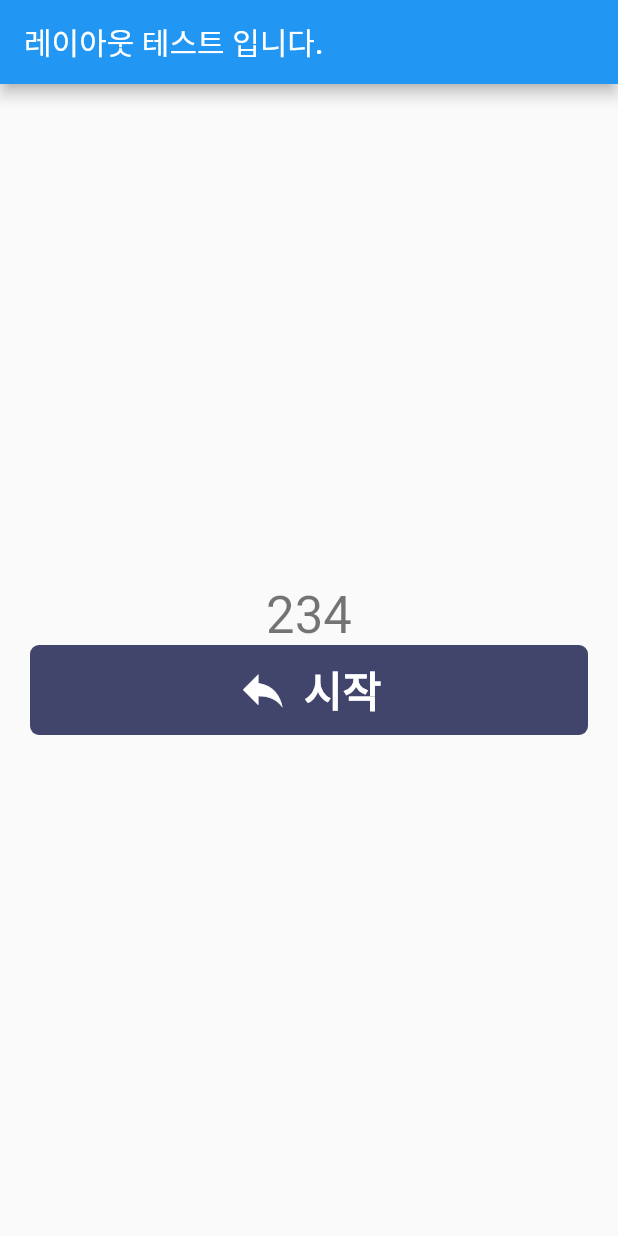
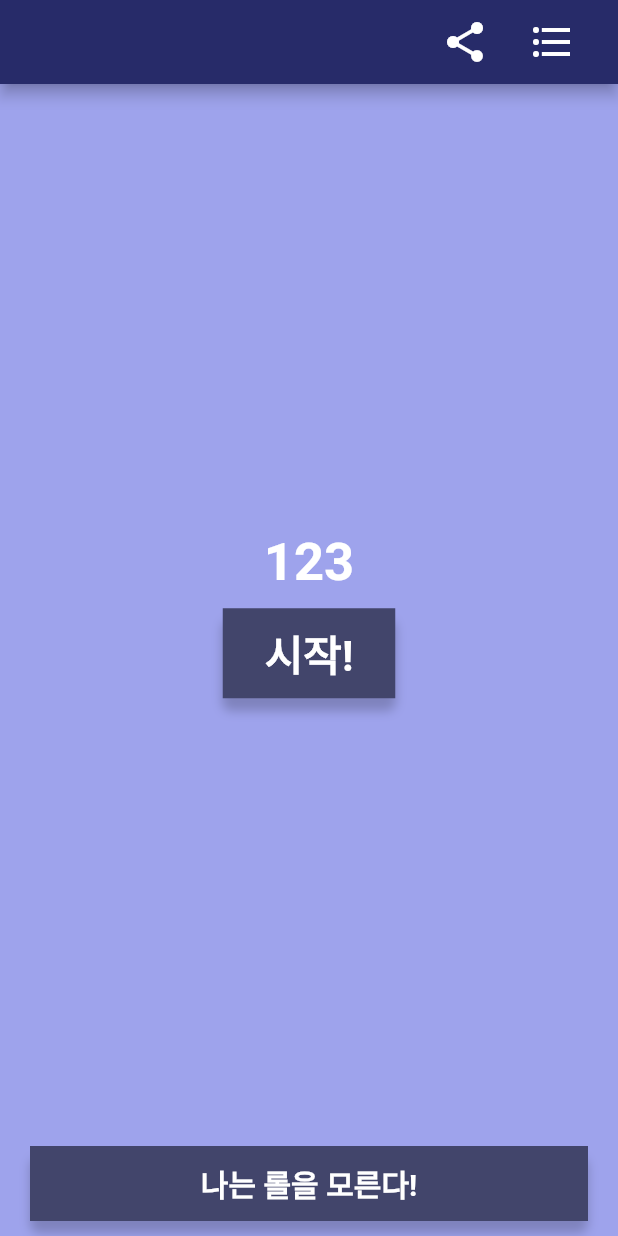
Before and after one commit to gns0170/flutter_app_7, a Flutter app: the screen it shows after launch, on a phone screen of 412 x 824 dp. Run offline on Flutter 3.47's test engine with Material 2 defaults, Android fonts, the phone set to English and light mode, and no system bars.

Commit message:
2nd, Widget button with InkWell

```diff
--- a/lib/main.dart
+++ b/lib/main.dart
@@ -1,5 +1,6 @@
 import 'package:flutter/material.dart';
 import './screens/home.dart';
+import './values/colors.dart' as custom_colors;
 
 void main() {
   runApp(const MyApp());
@@ -12,7 +13,14 @@ class MyApp extends StatelessWidget {
   Widget build(BuildContext context) {
     return MaterialApp(
       title: 'A',
-      theme: ThemeData(),
+      theme: ThemeData(
+        appBarTheme: const AppBarTheme(
+            color: custom_colors.primaryColor1,
+            actionsIconTheme: IconThemeData(
+              color: Colors.white,
+              size: 32,
+            )),
+      ),
       home: const Home(),
     );
   }
--- a/lib/screens/home.dart
+++ b/lib/screens/home.dart
@@ -1,7 +1,8 @@
 import 'package:flutter/material.dart';
 import '../widgets/layout.dart';
-import '../widgets/texts.dart';
 import '../widgets/button.dart';
+import '../values/colors.dart' as custom_color;
+import '../widgets/texts.dart' as custom_text;
 
 class Home extends StatefulWidget {
   const Home({Key? key}) : super(key: key);
@@ -15,14 +16,50 @@ class HomeState extends State<Home> {
   Widget build(BuildContext context) {
     return Scaffold(
       appBar: AppBar(
-        title: const Text('레이아웃 테스트 입니다.'),
+        actions: [
+          IconButton(
+            onPressed: () {},
+            splashRadius: 30,
+            icon: const Icon(Icons.share),
+          ),
+          const SizedBox(
+            width: 10,
+          ),
+          IconButton(
+              onPressed: () {},
+              splashRadius: 30,
+              icon: const Icon(Icons.format_list_bulleted)),
+          const SizedBox(
+            width: 20,
+          ),
+        ],
       ),
       body: centerColumn([
-        testText('234', context),
+        const Spacer(flex: 3),
+        const custom_text.TestQuestion(words: '123'),
+        const SizedBox(
+          height: 10,
+        ),
+        DarkButton(
+          onPressed: () {},
+          text: "시작!",
+          width: 115,
+          height: 60,
+        ),
+        const Spacer(flex: 3),
         const DarkButton(
-          text: "시작",
-          icon: Icons.reply,
+          text: "나는 롤을 모른다!",
+          height: 50,
+          fontStyle: TextStyle(
+            color: Colors.white,
+            fontSize: 20,
+            fontWeight: FontWeight.bold,
+          ),
+          icon: Icon(Icons.reply),
         ),
+        const SizedBox(
+          height: 10,
+        )
       ]),
     );
   }
--- a/lib/values/colors.dart
+++ b/lib/values/colors.dart
@@ -1,3 +1,7 @@
 import 'package:flutter/material.dart';
 
-const primaryColor = Color(0xff42456B);
+const primaryColor1 = Color(0xff272B69);
+const primaryColor2 = Color(0xff42456B);
+const primaryColor3 = Color(0xff454DB8);
+const primaryColor4 = Color(0xff5660E8);
+const primaryColor5 = Color(0xff9EA3EC);
--- a/lib/widgets/button.dart
+++ b/lib/widgets/button.dart
@@ -2,14 +2,46 @@ import 'package:flutter/material.dart';
 import '../values/colors.dart' as custom_color;
 
 class DarkButton extends StatefulWidget {
-  const DarkButton({Key? key, required this.text, this.icon}) : super(key: key);
+  const DarkButton(
+      {Key? key,
+      required this.text,
+      this.icon,
+      this.height,
+      this.width,
+      this.onPressed,
+      this.fontStyle})
+      : super(key: key);
   final String text;
   final dynamic icon;
+
+  final dynamic onPressed;
+  final dynamic width;
+  final dynamic height;
+
+  final dynamic fontStyle;
   @override
   _DarkButton createState() => _DarkButton();
 }
 
 class _DarkButton extends State<DarkButton> {
+  dynamic width;
+  dynamic height;
+
+  void size() {
+    if (widget.width is int) {
+      width = widget.width.toDouble();
+    } else {
+      width = widget.width is double
+          ? widget.width
+          : (MediaQuery.of(context).size.width - 40);
+    }
+    if (widget.height is int) {
+      height = widget.height.toDouble();
+    } else {
+      height = widget.height is double ? widget.height : 60.00;
+    }
+  }
+
   Widget iconSwitch() {
     if (widget.icon is IconData) {
       return Row(
@@ -26,14 +58,23 @@ class _DarkButton extends State<DarkButton> {
 
   @override
   Widget build(BuildContext context) {
-    return GestureDetector(
-      child: Container(
-        decoration: BoxDecoration(
-          borderRadius: BorderRadius.circular(6),
-          color: custom_color.primaryColor,
-        ),
-        height: 60,
-        width: MediaQuery.of(context).size.width - 40,
+    size();
+    return Container(
+      decoration:
+          BoxDecoration(borderRadius: BorderRadius.circular(6), boxShadow: [
+        BoxShadow(
+          color: Colors.black.withOpacity(0.2),
+          spreadRadius: 0,
+          blurRadius: 5,
+          offset: const Offset(0, 8),
+        )
+      ]),
+      height: height,
+      width: width,
+      child: Material(
+        color: custom_color.primaryColor2,
+        child: InkWell(
+          onTap: widget.onPressed,
           child: Center(
             child: Row(
               mainAxisAlignment: MainAxisAlignment.center,
@@ -42,7 +83,8 @@ class _DarkButton extends State<DarkButton> {
                 Text(
                   widget.text,
                   textAlign: TextAlign.center,
-                style: const TextStyle(
+                  style: widget.fontStyle ??
+                      const TextStyle(
                         color: Colors.white,
                         fontSize: 28.0,
                         fontWeight: FontWeight.w600,
@@ -52,6 +94,7 @@ class _DarkButton extends State<DarkButton> {
             ),
           ),
         ),
+      ),
     );
   }
 }
--- a/lib/widgets/layout.dart
+++ b/lib/widgets/layout.dart
@@ -1,8 +1,12 @@
 import 'package:flutter/material.dart';
+import '../values/colors.dart' as custom_colors;
 
 Widget centerColumn(context) {
-  return Center(
-    child:
-        Column(mainAxisAlignment: MainAxisAlignment.center, children: context),
+  return Container(
+    color: custom_colors.primaryColor5,
+    child: Center(
+      child: Column(
+          mainAxisAlignment: MainAxisAlignment.center, children: context),
+    ),
   );
 }
--- a/lib/widgets/texts.dart
+++ b/lib/widgets/texts.dart
@@ -3,3 +3,20 @@ import 'package:flutter/material.dart';
 Widget testText(words, BuildContext context) {
   return Text(words, style: Theme.of(context).textTheme.headline4);
 }
+
+class TestQuestion extends StatefulWidget {
+  const TestQuestion({Key? key, required this.words}) : super(key: key);
+
+  final dynamic words;
+  @override
+  _TestQuestionState createState() => _TestQuestionState();
+}
+
+class _TestQuestionState extends State<TestQuestion> {
+  @override
+  Widget build(BuildContext context) {
+    return Text(widget.words,
+        style: const TextStyle(
+            color: Colors.white, fontSize: 35, fontWeight: FontWeight.w600));
+  }
+}
```
Also changed, not shown: 4 other files. Lines whose indentation alone changed are shown as unchanged.
